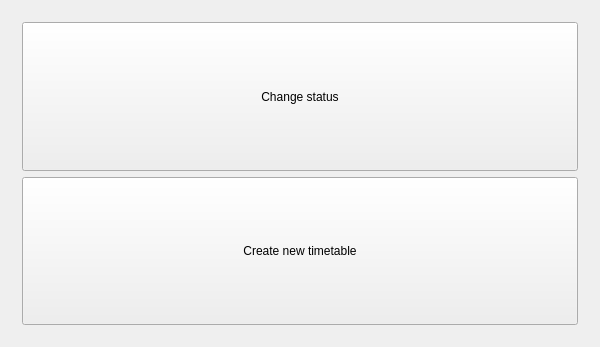
The window that Orar/OrarApp/HomeView.ui (alexandrutm/UnivTimetable) describes before a commit, drawn with Qt 5.
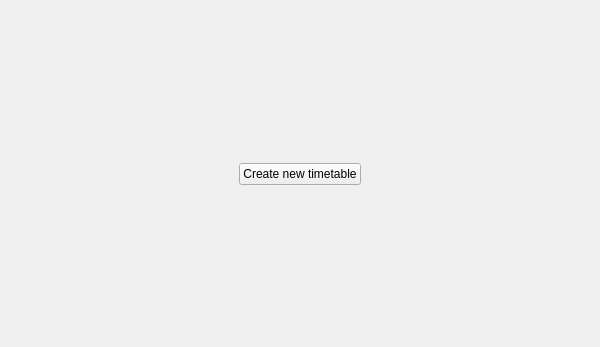
The same window after the commit.

Commit message: add basic info data and teacher view with data

Diff of the .ui file:
```diff
--- a/Orar/OrarApp/HomeView.ui
+++ b/Orar/OrarApp/HomeView.ui
@@ -13,30 +13,45 @@
   <property name="windowTitle">
    <string>HomePage</string>
   </property>
-  <layout class="QGridLayout" name="gridLayout_2">
+  <layout class="QGridLayout" name="gridLayout_3">
    <item row="0" column="0">
     <widget class="QStackedWidget" name="stackedWidget">
      <property name="currentIndex">
       <number>0</number>
      </property>
      <widget class="QWidget" name="firstPage">
-      <layout class="QGridLayout" name="gridLayout_3">
+      <layout class="QGridLayout" name="gridLayout_2">
        <item row="0" column="0">
         <layout class="QGridLayout" name="gridLayout">
          <item row="0" column="0">
-          <widget class="QPushButton" name="pushButtonStatus">
-           <property name="sizePolicy">
-            <sizepolicy hsizetype="Minimum" vsizetype="Preferred">
-             <horstretch>0</horstretch>
-             <verstretch>0</verstretch>
-            </sizepolicy>
+          <spacer name="horizontalSpacer">
+           <property name="orientation">
+            <enum>Qt::Horizontal</enum>
            </property>
-           <property name="text">
-            <string>Change status</string>
+           <property name="sizeHint" stdset="0">
+            <size>
+             <width>40</width>
+             <height>20</height>
+            </size>
            </property>
-          </widget>
+          </spacer>
          </item>
-         <item row="1" column="0">
+         <item row="0" column="1">
+          <layout class="QVBoxLayout" name="verticalLayout">
+           <item>
+            <spacer name="verticalSpacer_2">
+             <property name="orientation">
+              <enum>Qt::Vertical</enum>
+             </property>
+             <property name="sizeHint" stdset="0">
+              <size>
+               <width>20</width>
+               <height>40</height>
+              </size>
+             </property>
+            </spacer>
+           </item>
+           <item>
           <widget class="QPushButton" name="pushButtonSecondView">
            <property name="sizePolicy">
             <sizepolicy hsizetype="Minimum" vsizetype="Preferred">
@@ -48,6 +63,34 @@
             <string>Create new timetable</string>
            </property>
           </widget>
+           </item>
+           <item>
+            <spacer name="verticalSpacer">
+             <property name="orientation">
+              <enum>Qt::Vertical</enum>
+             </property>
+             <property name="sizeHint" stdset="0">
+              <size>
+               <width>20</width>
+               <height>40</height>
+              </size>
+             </property>
+            </spacer>
+           </item>
+          </layout>
+         </item>
+         <item row="0" column="2">
+          <spacer name="horizontalSpacer_2">
+           <property name="orientation">
+            <enum>Qt::Horizontal</enum>
+           </property>
+           <property name="sizeHint" stdset="0">
+            <size>
+             <width>40</width>
+             <height>20</height>
+            </size>
+           </property>
+          </spacer>
          </item>
         </layout>
        </item>
```
Lines whose indentation alone changed are shown as unchanged. The commit also changes 22 other files.
